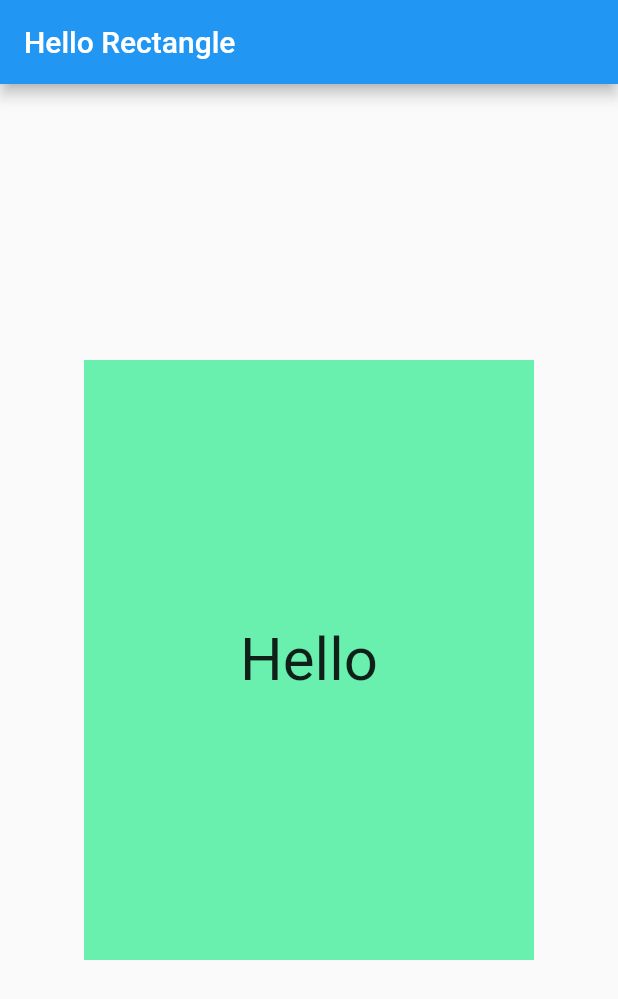
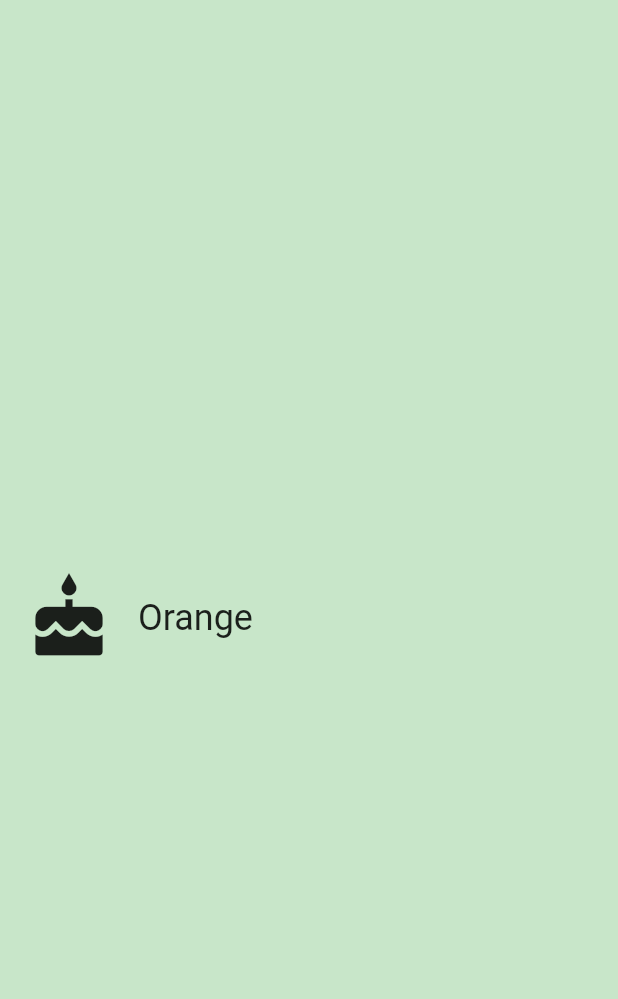
Before and after one commit to JarupongOfficial/Udacity-Flutter-Tutorial, a Flutter app: the screen it shows after launch, on a phone screen of 412 x 824 dp. Shown: the top 999 px of the screen. Run offline on Flutter 3.47's test engine with Material 2 defaults, Android fonts, the phone set to English and light mode, and no system bars.

Commit message:
Lesson 1:13 Quiz on Create own Category Widget

```diff
--- /dev/null
+++ b/lib/category.dart
@@ -0,0 +1,47 @@
+import 'package:flutter/material.dart';
+
+class CategoryList extends StatelessWidget {
+  const CategoryList();
+
+  @override
+  Widget build(BuildContext context) {
+    return Center(
+      child: Container(
+        // color: Colors.blueAccent,
+        height: 100.0,
+        child: InkWell(
+          borderRadius: BorderRadius.circular(20),
+          highlightColor: Colors.green,
+          splashColor: Colors.green,
+          onTap: () {
+            print("The button is tapped!!!");
+          },
+          child: Padding(
+            padding: EdgeInsets.all(16.0),
+            child: Row(
+              crossAxisAlignment: CrossAxisAlignment.stretch,
+              children: <Widget>[
+                Padding(
+                  padding: EdgeInsets.only(right: 16.0),
+                  child: Icon(
+                    Icons.cake,
+                    size: 60.0,
+                  ),
+                ),
+                Center(
+                  child: Text(
+                    'Orange',
+                    style: TextStyle(
+                      fontSize: 24.0,
+                    ),
+                    textAlign: TextAlign.center,
+                  ),
+                ),
+              ],
+            ),
+          ),
+        ),
+      ),
+    );
+  }
+}
--- a/lib/main.dart
+++ b/lib/main.dart
@@ -1,34 +1,28 @@
+import 'package:flutter/foundation.dart';
 import 'package:flutter/material.dart';
 
-void main() {
-  print("Hello");
-  runApp(
-    MaterialApp(
-      debugShowCheckedModeBanner: false,
-      home: Scaffold(
-          appBar: AppBar(
-            title: Text("Hello Rectangle"),
-          ),
-          body: HelloRectangle()),
-    ),
-  );
+import 'category.dart';
+
+const _categoryName = 'Cake';
+const _categoryIcon = Icons.cake;
+const _categoryColor = Colors.green;
+
+void main(){
+  runApp(UnitConverterApp());
 }
 
-class HelloRectangle extends StatelessWidget {
+class UnitConverterApp extends StatelessWidget{
   @override
-  Widget build(BuildContext context) {
-    return Center(
-      child: Container(
-        color: Colors.greenAccent,
-        height: 400,
-        width: 300,
-        child: Center(
-          child: Text(
-            "Hello",
-            style: TextStyle(fontSize: 40.0),
-          ),
+  Widget build(BuildContext context){
+    return MaterialApp(
+      debugShowCheckedModeBanner: false,
+      title: 'Unit Converter',
+      home: Scaffold(
+        backgroundColor: Colors.green[100],
+        body: Center(
+          child: CategoryList(),
         ),
-      ),
+      )
     );
   }
 }
```
Also changed, not shown: lib/secondary.dart (+74 -38 lines).
